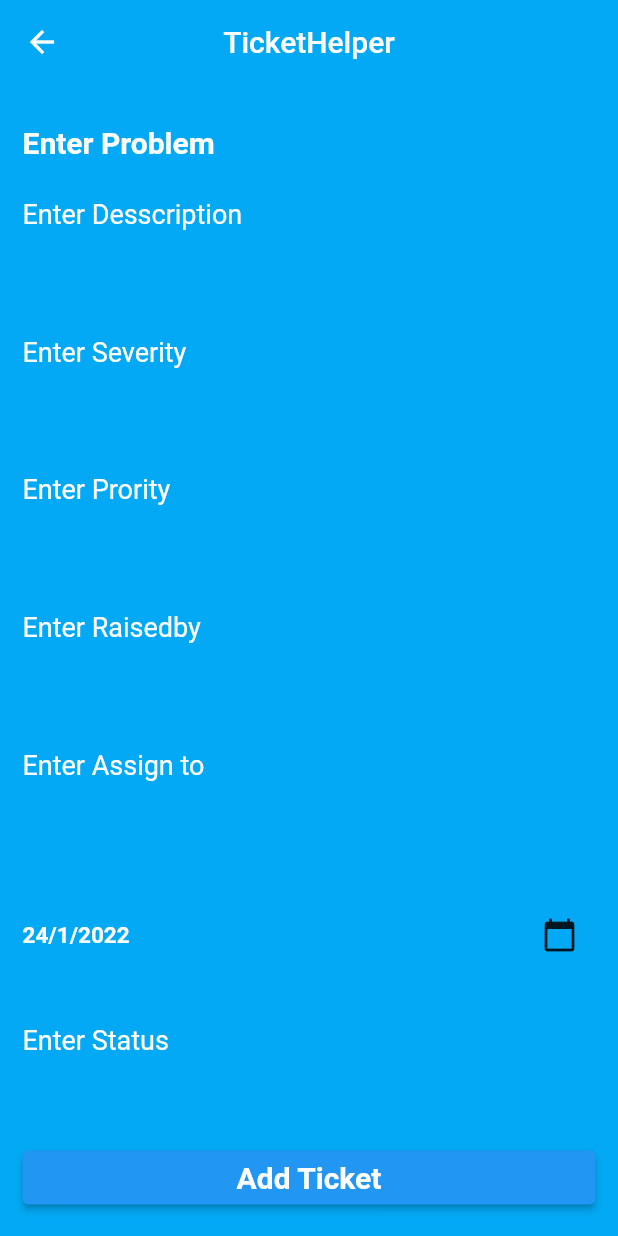
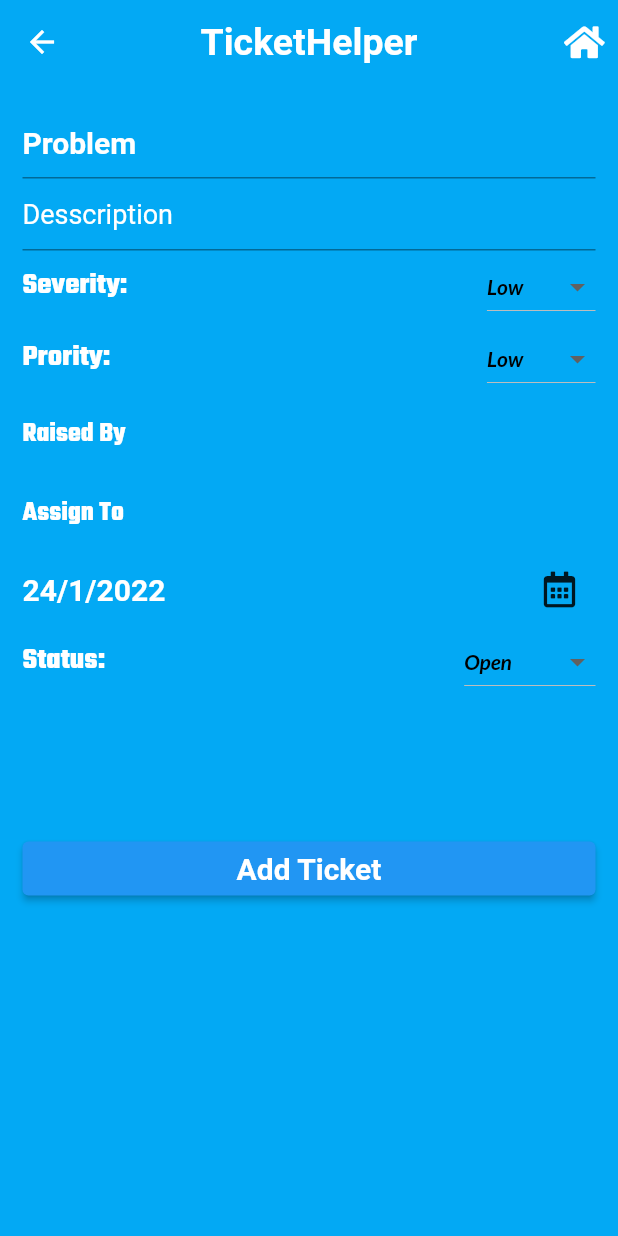
Before and after one commit to mohammadfaidi/TicketHelper, a Flutter app: the screen it shows after launch, after a tap on the "add" icon, on a phone screen of 412 x 824 dp. Run offline on Flutter 3.47's test engine with Material 2 defaults, Android fonts, the phone set to English and light mode, and no system bars; our stand-ins replace font_awesome_flutter, google_fonts; Roboto replaces fonts that are missing (Dosis).

Commit message:
last updated

```diff
--- a/notepad/lib/screens/add_screen.dart
+++ b/notepad/lib/screens/add_screen.dart
@@ -3,6 +3,8 @@ import 'package:flutter/material.dart';
 import 'package:notepad/Providers/Note.dart';
 import 'package:notepad/Providers/NotesOperation.dart';
 import 'package:provider/provider.dart';
+import 'package:font_awesome_flutter/font_awesome_flutter.dart';
+import 'package:google_fonts/google_fonts.dart';
 
 class AddScreen extends StatefulWidget {
   @override
@@ -10,8 +12,98 @@ class AddScreen extends StatefulWidget {
 }
 
 class _AddScreenState extends State<AddScreen> {
+  List<DropdownMenuItem<String>> get dropdownItems {
+    List<DropdownMenuItem<String>> menuItems = [
+      DropdownMenuItem(
+          child: Text(
+            "Low",
+            style: GoogleFonts.lato(fontStyle: FontStyle.italic),
+          ),
+          value: "Low"),
+      DropdownMenuItem(
+          child: Text(
+            "Medium",
+            style: GoogleFonts.lato(fontStyle: FontStyle.italic),
+          ),
+          value: "Medium"),
+      DropdownMenuItem(
+          child: Text(
+            "High",
+            style: GoogleFonts.lato(fontStyle: FontStyle.italic),
+          ),
+          value: "High"),
+    ];
+    return menuItems;
+  }
+
+  List<DropdownMenuItem<String>> get dropdownItems2 {
+    List<DropdownMenuItem<String>> menuItems = [
+      DropdownMenuItem(
+          child: Text(
+            "Low",
+            style: GoogleFonts.lato(fontStyle: FontStyle.italic),
+          ),
+          value: "Low"),
+      DropdownMenuItem(
+          child: Text(
+            "Medium",
+            style: GoogleFonts.lato(fontStyle: FontStyle.italic),
+          ),
+          value: "Medium"),
+      DropdownMenuItem(
+          child: Text(
+            "High",
+            style: GoogleFonts.lato(fontStyle: FontStyle.italic),
+          ),
+          value: "High"),
+    ];
+    return menuItems;
+  }
+
+  List<DropdownMenuItem<String>> get dropdownItems3 {
+    List<DropdownMenuItem<String>> menuItems = [
+      DropdownMenuItem(
+          child: Text(
+            "Open",
+            style: GoogleFonts.lato(fontStyle: FontStyle.italic),
+          ),
+          value: "Open"),
+      DropdownMenuItem(
+          child: Text(
+            "In Progress",
+            style: GoogleFonts.lato(fontStyle: FontStyle.italic),
+          ),
+          value: "In Progress"),
+      DropdownMenuItem(
+          child: Text(
+            "Closed",
+            style: GoogleFonts.lato(fontStyle: FontStyle.italic),
+          ),
+          value: "Closed"),
+      DropdownMenuItem(
+          child: Text(
+            "On hold",
+            style: GoogleFonts.lato(fontStyle: FontStyle.italic),
+          ),
+          value: "On hold"),
+      DropdownMenuItem(
+          child: Text(
+            "Rejected",
+            style: GoogleFonts.lato(fontStyle: FontStyle.italic),
+          ),
+          value: "Rejected"),
+    ];
+    return menuItems;
+  }
+
+  String selectedValue = "Low";
+  String selectedValue2 = "Low";
+
+  String selectedValue3 = "Open";
+
   String date = "";
   DateTime selectedDate = DateTime.now();
+
   _selectDate(BuildContext context) async {
     final DateTime? selected = await showDatePicker(
       context: context,
@@ -30,213 +122,229 @@ class _AddScreenState extends State<AddScreen> {
       });
   }
 
+  final titleController = TextEditingController();
+  final descriptionController = TextEditingController();
+  final raisedController = TextEditingController();
+  final assignController = TextEditingController();
+
   @override
   Widget build(BuildContext context) {
-    late String titleText;
-    late String descriptionText;
     late String serverity;
     late String priority;
-    late String raisedby;
-    late String assignto;
     late String data;
     late String status;
 
     return Scaffold(
       backgroundColor: Colors.lightBlue,
       appBar: AppBar(
-        title: Text("TicketHelper"),
+        title: Text(
+          "TicketHelper",
+          style: GoogleFonts.dosis(
+              fontSize: 25,
+              fontWeight: FontWeight.w700,
+              fontStyle: FontStyle.normal,
+              color: Colors.white),
+        ),
         centerTitle: true,
         elevation: 0,
         backgroundColor: Colors.transparent,
-        /*
         actions: [
           IconButton(
-            icon: Icon(Icons.calendar_today),
-            tooltip: 'Tap to open date picker',
+            icon: Icon(FontAwesomeIcons.home),
             onPressed: () {
-              _selectDate(context);
+              Navigator.pop(context);
             },
           ),
         ],
-        */
       ),
       body: Padding(
         padding: const EdgeInsets.all(15),
-        child: Column(
-          crossAxisAlignment: CrossAxisAlignment.stretch,
-          children: [
-            TextField(
-              decoration: InputDecoration(
-                  border: InputBorder.none,
-                  hintText: "Enter Problem",
-                  hintStyle: TextStyle(
-                    fontSize: 20,
-                    fontWeight: FontWeight.bold,
-                    color: Colors.white,
-                  )),
-              style: TextStyle(fontSize: 20, color: Colors.white),
-              onChanged: (value) {
-                titleText = value;
-              },
-            ),
-            Expanded(
-              child: TextField(
+        child: SingleChildScrollView(
+          child: Column(
+            crossAxisAlignment: CrossAxisAlignment.stretch,
+            children: [
+              TextField(
                 decoration: InputDecoration(
-                    border: InputBorder.none,
-                    hintText: "Enter Desscription",
+                    hintText: "Problem",
+                    hintStyle: TextStyle(
+                      fontSize: 20,
+                      fontWeight: FontWeight.bold,
+                      color: Colors.white,
+                    )),
+                style: TextStyle(fontSize: 20, color: Colors.white),
+                controller: titleController,
+                /*
+                onChanged: (value) {
+                  titleText = value;
+
+                },
+                */
+              ),
+              TextField(
+                decoration: InputDecoration(
+                    //  border: InputBorder.none,
+                    hintText: "Desscription",
                     hintStyle: TextStyle(
                       fontSize: 18,
                       color: Colors.white,
                     )),
                 style: TextStyle(fontSize: 18, color: Colors.white),
-                onChanged: (value) {
-                  descriptionText = value;
-                },
+                controller: descriptionController,
               ),
-            ),
-            Expanded(
-              child: TextField(
+              Row(
+                mainAxisAlignment: MainAxisAlignment.spaceBetween,
+                children: [
+                  Text(
+                    "Severity:",
+                    style: GoogleFonts.teko(
+                        fontSize: 20,
+                        fontWeight: FontWeight.w700,
+                        fontStyle: FontStyle.normal,
+                        color: Colors.white),
+                  ),
+                  DropdownButton(
+                      value: selectedValue,
+                      dropdownColor: Colors.green,
+                      style: TextStyle(
+                          color: Colors.black, fontWeight: FontWeight.bold),
+                      onChanged: (String? newValue) {
+                        setState(() {
+                          selectedValue = newValue!;
+                          print(selectedValue);
+                        });
+                      },
+                      items: dropdownItems)
+                ],
+              ),
+              Row(
+                mainAxisAlignment: MainAxisAlignment.spaceBetween,
+                children: [
+                  Text(
+                    "Prority:",
+                    style: GoogleFonts.teko(
+                        fontSize: 20,
+                        fontWeight: FontWeight.w700,
+                        fontStyle: FontStyle.normal,
+                        color: Colors.white),
+                  ),
+                  DropdownButton(
+                      value: selectedValue2,
+                      dropdownColor: Colors.green,
+                      style: TextStyle(
+                          color: Colors.black, fontWeight: FontWeight.bold),
+                      onChanged: (String? newValue) {
+                        setState(() {
+                          selectedValue2 = newValue!;
+                          print(selectedValue2);
+                        });
+                      },
+                      items: dropdownItems2)
+                ],
+              ),
+              TextField(
                 decoration: InputDecoration(
                     border: InputBorder.none,
-                    hintText: "Enter Severity",
+                    hintText: "Raised By",
                     hintStyle: TextStyle(
                       fontSize: 18,
                       color: Colors.white,
                     )),
-                style: TextStyle(fontSize: 18, color: Colors.white),
-                onChanged: (value) {
-                  serverity = value;
-                },
+                style: GoogleFonts.teko(
+                    fontSize: 20,
+                    fontWeight: FontWeight.w700,
+                    fontStyle: FontStyle.normal,
+                    color: Colors.white),
+                controller: raisedController,
               ),
-            ),
-            Expanded(
-              child: TextField(
+              TextField(
                 decoration: InputDecoration(
                     border: InputBorder.none,
-                    hintText: "Enter Prority",
+                    hintText: "Assign To",
                     hintStyle: TextStyle(
                       fontSize: 18,
                       color: Colors.white,
                     )),
-                style: TextStyle(fontSize: 18, color: Colors.white),
-                onChanged: (value) {
-                  priority = value;
-                },
+                style: GoogleFonts.teko(
+                    fontSize: 20,
+                    fontWeight: FontWeight.w700,
+                    fontStyle: FontStyle.normal,
+                    color: Colors.white),
+                controller: assignController,
               ),
-            ),
-            Expanded(
-              child: TextField(
-                decoration: InputDecoration(
-                    border: InputBorder.none,
-                    hintText: "Enter Raisedby",
-                    hintStyle: TextStyle(
-                      fontSize: 18,
-                      color: Colors.white,
-                    )),
-                style: TextStyle(fontSize: 18, color: Colors.white),
-                onChanged: (value) {
-                  raisedby = value;
-                },
+              Row(
+                mainAxisAlignment: MainAxisAlignment.spaceBetween,
+                children: [
+                  Text(
+                    "${selectedDate.day}/${selectedDate.month}/${selectedDate.year}",
+                    style: GoogleFonts.shadowsIntoLight(
+                        fontSize: 20,
+                        fontWeight: FontWeight.w700,
+                        fontStyle: FontStyle.normal,
+                        color: Colors.white),
+                  ),
+                  IconButton(
+                    icon: Icon(FontAwesomeIcons.calendarAlt),
+                    tooltip: 'Tap to open date picker',
+                    onPressed: () {
+                      _selectDate(context);
+                    },
+                  ),
+                ],
               ),
-            ),
-            Expanded(
-              child: TextField(
-                decoration: InputDecoration(
-                    border: InputBorder.none,
-                    hintText: "Enter Assign to",
-                    hintStyle: TextStyle(
-                      fontSize: 18,
-                      color: Colors.white,
-                    )),
-                style: TextStyle(fontSize: 18, color: Colors.white),
-                onChanged: (value) {
-                  assignto = value;
-                },
+              Row(
+                mainAxisAlignment: MainAxisAlignment.spaceBetween,
+                children: [
+                  Text(
+                    "Status:",
+                    style: GoogleFonts.teko(
+                        fontSize: 20,
+                        fontWeight: FontWeight.w700,
+                        fontStyle: FontStyle.normal,
+                        color: Colors.white),
+                  ),
+                  DropdownButton(
+                      value: selectedValue3,
+                      dropdownColor: Colors.green,
+                      style: TextStyle(
+                          color: Colors.black, fontWeight: FontWeight.bold),
+                      onChanged: (String? newValue) {
+                        setState(() {
+                          selectedValue3 = newValue!;
+                          print(selectedValue3);
+                        });
+                      },
+                      items: dropdownItems3)
+                ],
               ),
-            ),
-            Expanded(
-                child: Row(
-              mainAxisAlignment: MainAxisAlignment.spaceBetween,
-              children: [
-                Text(
-                  "${selectedDate.day}/${selectedDate.month}/${selectedDate.year}",
-                  style: TextStyle(
-                      color: Colors.white,
-                      fontWeight: FontWeight.bold,
-                      fontSize: 15),
-                ),
-                IconButton(
-                  icon: Icon(Icons.calendar_today),
-                  tooltip: 'Tap to open date picker',
-                  onPressed: () {
-                    _selectDate(context);
-                  },
-                ),
-              ],
-            )
-                /*Text(_chosenDateTime != null
-                  ? _chosenDateTime.toString()
-                  : 'No date time picked!'),
-
-                  */
-                /*TextField(
-                decoration: InputDecoration(
-                    border: InputBorder.none,
-                    hintText: "Enter Date",
-                    hintStyle: TextStyle(
-                      fontSize: 18,
-                      color: Colors.white,
-                    )),
-                style: TextStyle(fontSize: 18, color: Colors.white),
-                onChanged: (value) {
-                  data = value;
-                },
+              SizedBox(
+                height: 90,
               ),
-              */
-                ),
-            Expanded(
-              child: TextField(
-                decoration: InputDecoration(
-                    border: InputBorder.none,
-                    hintText: "Enter Status",
-                    hintStyle: TextStyle(
-                      fontSize: 18,
-                      color: Colors.white,
-                    )),
-                style: TextStyle(fontSize: 18, color: Colors.white),
-                onChanged: (value) {
-                  status = value;
-                },
-              ),
-            ),
-            ElevatedButton(
+              ElevatedButton(
                 onPressed: () {
                   Provider.of<NotesOperation>(context, listen: false)
                       .addNewNote(Note(
-                          title: titleText,
-                          description: descriptionText,
-                          severity: serverity,
-                          priority: priority,
-                          raisedby: raisedby,
-                          assignto: assignto,
+                          title: titleController.text, //titleText,
+                          description:
+                              descriptionController.text, //descriptionText,
+                          severity: selectedValue,
+                          priority: selectedValue2,
+                          raisedby: raisedController.text, //raisedby,
+                          assignto: assignController.text, //assignto,
                           dateRaised: date,
-                          /*selectedDate.day.toString() +
-                              "/" +
-                              selectedDate.month.toString() +
-                              "/" +
-                              selectedDate.year.toString(),
-                              */
-                          status: status));
+                          status: selectedValue3));
                   Navigator.pop(context);
                 },
                 child: Text(
                   'Add Ticket',
-                  style: TextStyle(
+                  style: GoogleFonts.dosis(
                       fontSize: 20,
-                      fontWeight: FontWeight.bold,
+                      fontWeight: FontWeight.w700,
+                      fontStyle: FontStyle.normal,
                       color: Colors.white),
-                )),
-          ],
+                ),
+              ),
+            ],
+          ),
         ),
       ),
     );
--- /dev/null
+++ b/notepad/lib/screens/compbox.txt
@@ -0,0 +1,3 @@
+class CobmoBox{
+
+}
--- a/notepad/lib/screens/home_screen.dart
+++ b/notepad/lib/screens/home_screen.dart
@@ -1,4 +1,5 @@
 import 'package:flutter/material.dart';
+import 'package:google_fonts/google_fonts.dart';
 import 'package:notepad/Providers/Note.dart';
 import 'package:notepad/Providers/NotesOperation.dart';
 import 'package:notepad/screens/add_screen.dart';
@@ -27,7 +28,14 @@ class HomeScreen extends StatelessWidget {
       ),
       backgroundColor: Colors.lightBlue,
       appBar: AppBar(
-        title: Text("TicketHelper"),
+        title: Text(
+          "TicketHelper",
+          style: GoogleFonts.dosis(
+              fontSize: 25,
+              fontWeight: FontWeight.w700,
+              fontStyle: FontStyle.normal,
+              color: Colors.white),
+        ),
         centerTitle: true,
         elevation: 0,
         backgroundColor: Colors.transparent,
--- a/notepad/pubspec.yaml
+++ b/notepad/pubspec.yaml
@@ -35,6 +35,8 @@ dependencies:
   # Use with the CupertinoIcons class for iOS style icons.
   cupertino_icons: ^1.0.2
   provider: ^6.0.2
+  font_awesome_flutter: ^9.2.0
+  google_fonts: ^2.2.0
 
 dev_dependencies:
   flutter_test:
```
Also changed, not shown: notepad/pubspec.lock, 1 other file.
